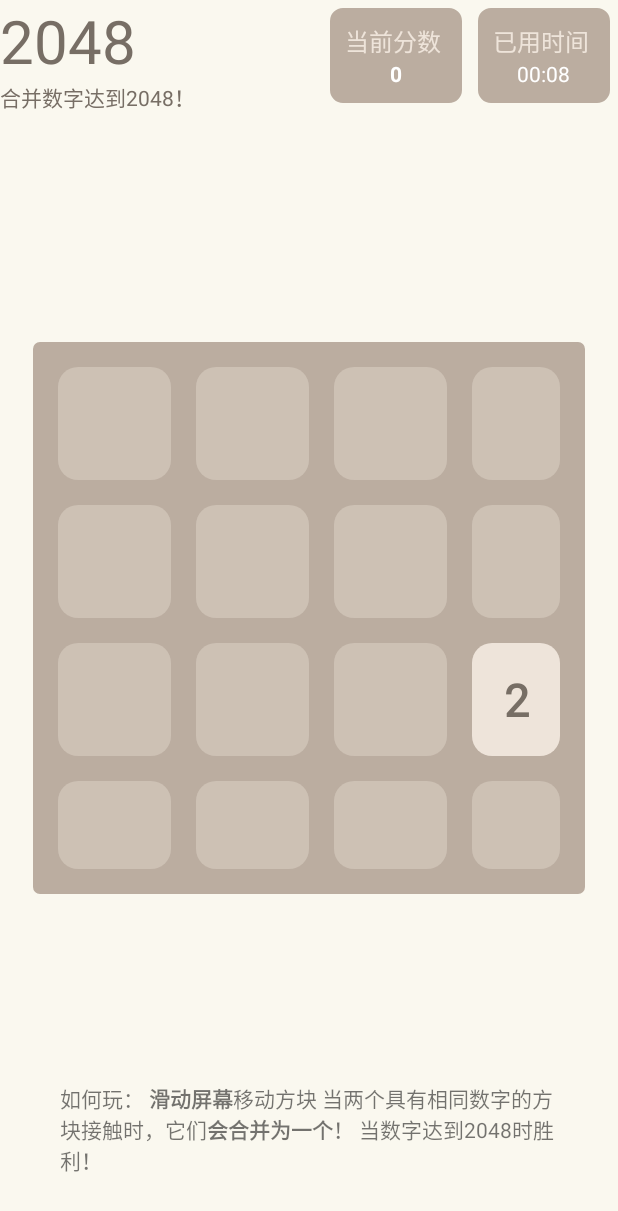
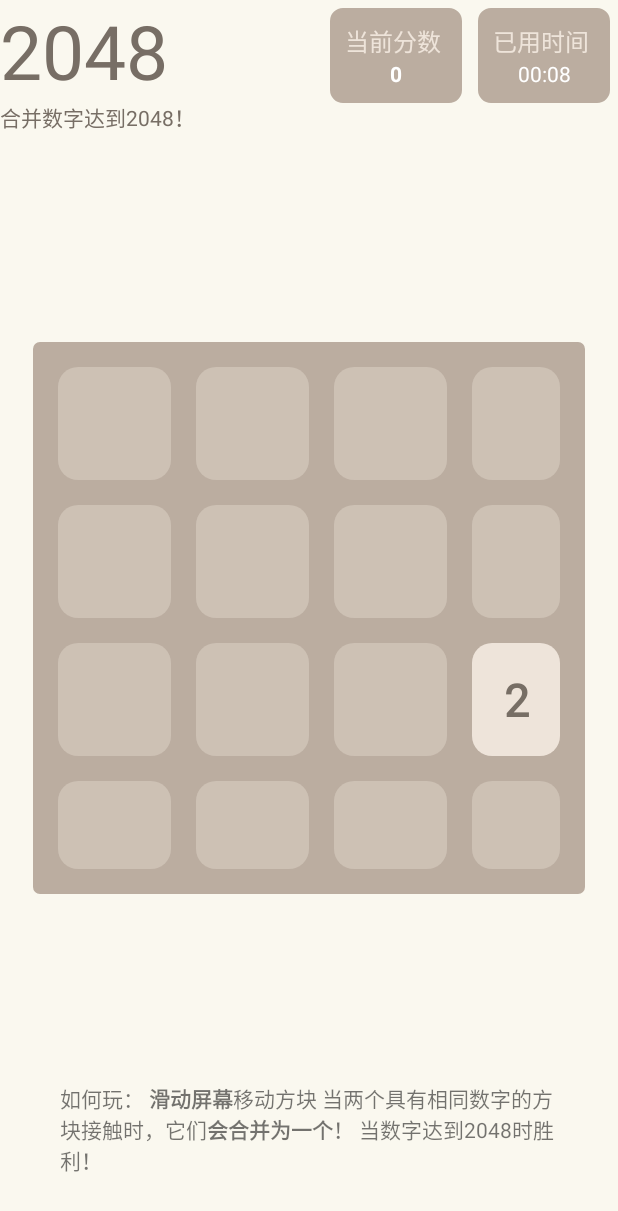
Before and after one commit to kkkknn/My_2048, an Android app: the screen it shows after launch (GameActivity), on a phone screen of 412 x 824 dp. Shown: the top 1211 px of the screen. Run offline under Robolectric (Android 15) with nearby library versions, the phone set to English and light mode, and no system bars.

Commit message:
动画效果添加

```diff
--- a/app/src/main/java/com/example/kkkkkn/my_2048/custom_view/ScoreView.java
+++ b/app/src/main/java/com/example/kkkkkn/my_2048/custom_view/ScoreView.java
@@ -3,9 +3,9 @@ package com.example.kkkkkn.my_2048.custom_view;
 import android.content.Context;
 import android.graphics.Color;
 import android.graphics.drawable.ColorDrawable;
-import android.graphics.drawable.Drawable;
-import android.os.Build;
 import android.os.Handler;
+import android.os.Looper;
+import android.os.Message;
 import android.text.TextUtils;
 import android.util.TypedValue;
 import android.view.View;
@@ -17,20 +17,22 @@ import android.widget.PopupWindow;
 import android.widget.RelativeLayout;
 import android.widget.TextView;
 
+import java.util.HashMap;
+
 public class ScoreView extends PopupWindow {
-    private String mText = "";
     private int mTextColor =  Color.BLACK;
     private int mTextSize = 16;
     private int mFromY = 0;
     private int mToY =  60;
     private float mFromAlpha = 1.0f;
     private float mToAlpha =  0.0f;
-    private int mDuration = 800;
+    private int mDuration = 400;
     private int mDistance = 60;
     private AnimationSet mAnimationSet;
     private boolean mChanged = false;
     private Context mContext = null;
-    private TextView mGood = null;
+    private TextView mScore = null;
+    private int cacheScore=0;
 
     public ScoreView(Context context) {
         super(context);
@@ -46,38 +48,26 @@ public class ScoreView extends PopupWindow {
         params.addRule(RelativeLayout.CENTER_HORIZONTAL);
         params.addRule(RelativeLayout.ALIGN_PARENT_BOTTOM);
 
-        mGood = new TextView(mContext);
-        mGood.setIncludeFontPadding(false);
-        mGood.setTextSize(TypedValue.COMPLEX_UNIT_DIP, mTextSize);
-        mGood.setTextColor(mTextColor);
-        mGood.setText(mText);
-        mGood.setLayoutParams(params);
-        layout.addView(mGood);
+        mScore = new TextView(mContext);
+        mScore.setIncludeFontPadding(false);
+        mScore.setTextSize(TypedValue.COMPLEX_UNIT_DIP, mTextSize);
+        mScore.setTextColor(mTextColor);
+        mScore.setText("");
+        mScore.setLayoutParams(params);
+        layout.addView(mScore);
         setContentView(layout);
 
         int w = View.MeasureSpec.makeMeasureSpec(0, View.MeasureSpec.UNSPECIFIED);
         int h = View.MeasureSpec.makeMeasureSpec(0, View.MeasureSpec.UNSPECIFIED);
-        mGood.measure(w, h);
-        setWidth(mGood.getMeasuredWidth());
-        setHeight(mDistance + mGood.getMeasuredHeight());
+        mScore.measure(w, h);
+        setWidth(mScore.getMeasuredWidth());
+        setHeight(mDistance + mScore.getMeasuredHeight());
         setBackgroundDrawable(new ColorDrawable(Color.TRANSPARENT));
         setFocusable(false);
         setTouchable(false);
         setOutsideTouchable(false);
 
         mAnimationSet = createAnimation();
-    }
-
-    public void setText(String text) {
-        if (TextUtils.isEmpty(text)) {
-            throw new IllegalArgumentException("text cannot be null.");
-        }
-        mText = text;
-        mGood.setText(text);
-        mGood.setBackgroundDrawable(new ColorDrawable(Color.TRANSPARENT));
-        int w = (int) mGood.getPaint().measureText(text);
-        setWidth(w);
-        setHeight(mDistance + getTextViewHeight(mGood, w));
     }
 
     private static int getTextViewHeight(TextView textView, int width) {
@@ -87,66 +77,6 @@ public class ScoreView extends PopupWindow {
         return textView.getMeasuredHeight();
     }
 
-    /**
-     * 设置文本颜色
-     *
-     * @param color
-     */
-    private void setTextColor(int color) {
-        mTextColor = color;
-        mGood.setTextColor(color);
-    }
-
-    /**
-     * 设置文本大小
-     *
-     * @param textSize
-     */
-    private void setTextSize(int textSize) {
-        mTextSize = textSize;
-        mGood.setTextSize(TypedValue.COMPLEX_UNIT_DIP, textSize);
-    }
-
-    /**
-     * 设置文本信息
-     *
-     * @param text
-     * @param textColor
-     * @param textSize
-     */
-    public void setTextInfo(String text, int textColor, int textSize) {
-        setTextColor(textColor);
-        setTextSize(textSize);
-        setText(text);
-    }
-
-    /**
-     * 设置图片
-     *
-     * @param resId
-     */
-    public void setImage(int resId) {
-        setImage(mContext.getResources().getDrawable(resId));
-    }
-
-    /**
-     * 设置图片
-     *
-     * @param drawable
-     */
-    public void setImage(Drawable drawable) {
-        if (drawable == null) {
-            throw new IllegalArgumentException("drawable cannot be null.");
-        }
-        if (Build.VERSION.SDK_INT >= Build.VERSION_CODES.JELLY_BEAN) {
-            mGood.setBackground(drawable);
-        } else {
-            mGood.setBackgroundDrawable(drawable);
-        }
-        mGood.setText("");
-        setWidth(drawable.getIntrinsicWidth());
-        setHeight(mDistance + drawable.getIntrinsicHeight());
-    }
 
     /**
      * 设置移动距离
@@ -157,7 +87,7 @@ public class ScoreView extends PopupWindow {
         mDistance = dis;
         mToY = dis;
         mChanged = true;
-        setHeight(mDistance + mGood.getMeasuredHeight());
+        setHeight(mDistance + mScore.getMeasuredHeight());
     }
 
     /**
@@ -195,37 +125,31 @@ public class ScoreView extends PopupWindow {
     }
 
     /**
-     * 重置属性
-     */
-    public void reset() {
-        mText = "";
-        mTextColor = Color.BLACK;
-        mTextSize = 16;
-        mFromY = 0;
-        mToY = 60;
-        mFromAlpha = 1.0f;
-        mToAlpha = 0.0f;
-        mDuration = 800;
-        mDistance = 60;
-        mChanged = false;
-        mAnimationSet = createAnimation();
-    }
-
-    /**
      * 展示
      *
      * @param v
      */
-    public void show(View v) {
-        if (!isShowing()) {
+    public void show(int score,View v) {
+        if(!isShowing()){
+            String str="+"+String.valueOf(cacheScore+score);
+            cacheScore=0;
+            mScore.setText(str);
+            mScore.setBackground(new ColorDrawable(Color.TRANSPARENT));
+            int w = (int) mScore.getPaint().measureText(str);
+            setWidth(w);
+            setHeight(mDistance + getTextViewHeight(mScore, w));
+
             int offsetY = -v.getHeight() - getHeight();
             showAsDropDown(v, v.getWidth() / 2 - getWidth() / 2, offsetY);
             if (mAnimationSet == null || mChanged) {
                 mAnimationSet = createAnimation();
                 mChanged = false;
             }
-            mGood.startAnimation(mAnimationSet);
+            mScore.startAnimation(mAnimationSet);
+        }else {
+            cacheScore+=score;
         }
+
     }
 
     /**
--- /dev/null
+++ b/app/src/main/res/anim/card_scale_add.xml
@@ -0,0 +1,23 @@
+<?xml version="1.0" encoding="utf-8"?>
+<set xmlns:android="http://schemas.android.com/apk/res/android">
+    <!--　Scale是Android的尺寸缩放动画，继承自基类Animation -->
+
+    <scale
+        android:duration="150"
+        android:fromXScale="1"
+        android:fromYScale="1"
+        android:pivotX="50%"
+        android:pivotY="50%"
+        android:toXScale="1.1"
+        android:toYScale="1.1" />
+    <scale
+        android:duration="150"
+        android:fromXScale="1"
+        android:fromYScale="1"
+        android:pivotX="50%"
+        android:pivotY="50%"
+        android:startOffset="150"
+        android:toXScale="0.9"
+        android:toYScale="0.9" />
+
+</set>
--- /dev/null
+++ b/app/src/main/res/anim/card_scale_new.xml
@@ -0,0 +1,23 @@
+<?xml version="1.0" encoding="utf-8"?>
+<set xmlns:android="http://schemas.android.com/apk/res/android">
+    <!--　Scale是Android的尺寸缩放动画，继承自基类Animation -->
+
+    <scale
+        android:duration="150"
+        android:fromXScale="1"
+        android:fromYScale="1"
+        android:pivotX="50%"
+        android:pivotY="50%"
+        android:toXScale="0.8"
+        android:toYScale="0.8" />
+    <scale
+        android:duration="150"
+        android:fromXScale="1"
+        android:fromYScale="1"
+        android:pivotX="50%"
+        android:pivotY="50%"
+        android:startOffset="150"
+        android:toXScale="1.2"
+        android:toYScale="1.2" />
+
+</set>
--- a/app/src/main/res/layout/activity_game.xml
+++ b/app/src/main/res/layout/activity_game.xml
@@ -13,7 +13,7 @@
         android:layout_width="wrap_content"
         android:layout_height="wrap_content">
         <TextView
-            android:textSize="40sp"
+            android:textSize="50sp"
             android:textColor="@color/TextColorBlack"
             android:text="2048"
             android:layout_width="wrap_content"
@@ -49,7 +49,8 @@
             <TextView
                 android:layout_gravity="center"
                 android:id="@+id/score"
-                android:layout_width="wrap_content"
+                android:gravity="center"
+                android:layout_width="match_parent"
                 android:layout_height="wrap_content"
                 android:text="0"
                 android:textColor="@android:color/white"
@@ -73,11 +74,11 @@
                 android:textSize="16sp" />
 
             <Chronometer
-                android:layout_gravity="center"
                 android:id="@+id/timer"
-                android:layout_width="wrap_content"
+                android:layout_width="match_parent"
                 android:layout_height="wrap_content"
                 android:textColor="@android:color/white"
+                android:gravity="center"
                 android:format="%s"
                 android:textSize="14sp" />
         </LinearLayout>
```
Also changed, not shown: app/src/main/java/com/example/kkkkkn/my_2048/GameActivity.java (+4 -4 lines), app/src/main/java/com/example/kkkkkn/my_2048/MybaseAdapter.java (deleted, +0 -72 lines), app/src/main/java/com/example/kkkkkn/my_2048/custom_view/GameView.java (+64 -70 lines), app/src/main/java/com/example/kkkkkn/my_2048/item.java (deleted, +0 -19 lines), app/src/main/res/layout/item_game.xml (deleted, +0 -21 lines).
